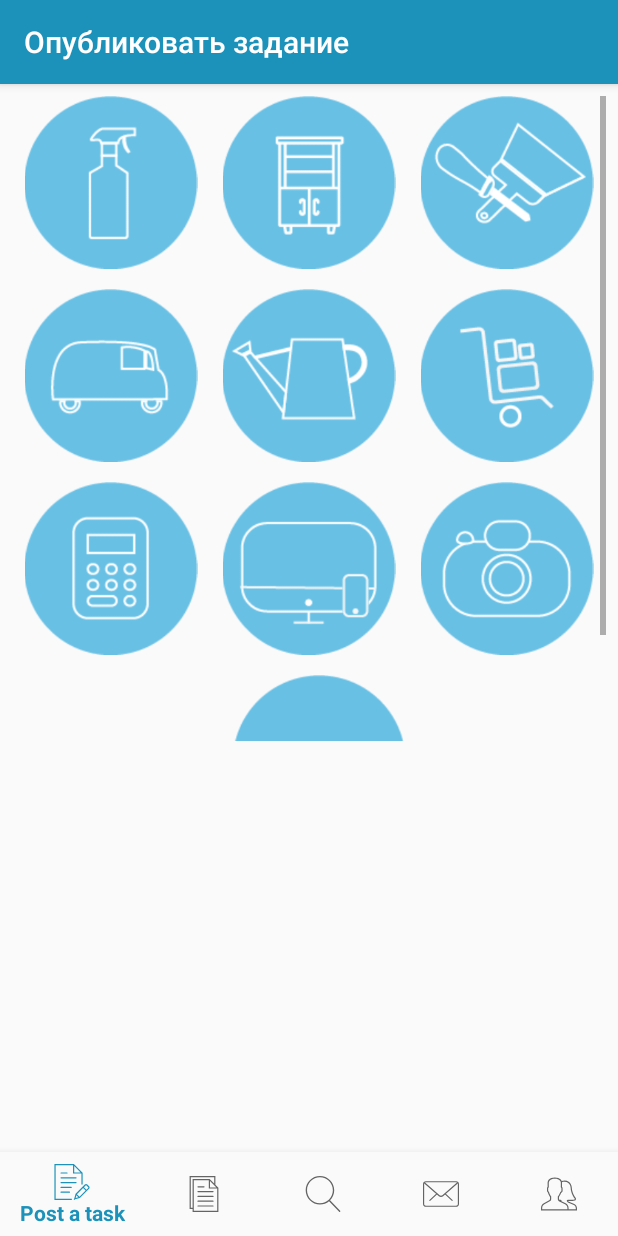
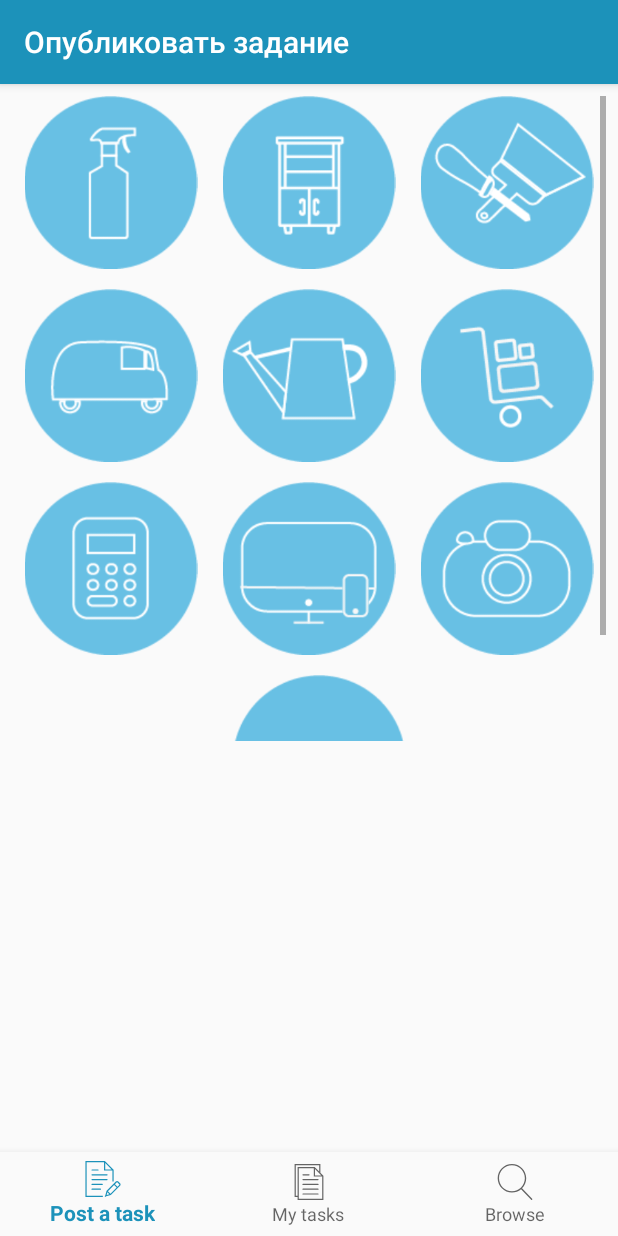
Before and after one commit to VitalyPortret/MyTaskAndroidClient, an Android app: the MainActivity screen opened directly, with no data from a screen before it, on a phone screen of 412 x 824 dp. Run offline under Robolectric (Android 15) with nearby library versions, the light colour scheme and no system bars.

Commit message:
Удаление некоторых пунктов меню, Добавление абстрактоной активити для управление BottomNavigationView

```diff
--- a/app/src/main/java/ru/portretov/mytaskandroidclient/util/WidgetUtil.java
+++ b/app/src/main/java/ru/portretov/mytaskandroidclient/util/WidgetUtil.java
@@ -31,12 +31,7 @@ public class WidgetUtil {
                 intent = new Intent(context, BrowseTaskActivity.class);
                 context.startActivity(intent);
                 return true;
-            case R.id.navigation_messages:
-                return true;
-            case R.id.navigation_profile:
-                return true;
         }
         return true;
     }
-
 }
--- a/app/src/main/res/menu/navigation.xml
+++ b/app/src/main/res/menu/navigation.xml
@@ -16,14 +16,14 @@
         android:icon="@drawable/ic_search"
         android:title="@string/browse" />
 
-    <item
-        android:id="@+id/navigation_messages"
-        android:icon="@drawable/ic_mail"
-        android:title="@string/messages" />
+    <!--<item-->
+        <!--android:id="@+id/navigation_messages"-->
+        <!--android:icon="@drawable/ic_mail"-->
+        <!--android:title="@string/messages" />-->
 
-    <item
-        android:id="@+id/navigation_profile"
-        android:icon="@drawable/ic_users"
-        android:title="@string/profile" />
+    <!--<item-->
+        <!--android:id="@+id/navigation_profile"-->
+        <!--android:icon="@drawable/ic_users"-->
+        <!--android:title="@string/profile" />-->
 
 </menu>
```
Also changed, not shown: app/src/main/java/ru/portretov/mytaskandroidclient/BottomNavigationStateActivity.java (added, +35 -0 lines), app/src/main/java/ru/portretov/mytaskandroidclient/MainActivity.java (+13 -3 lines).
